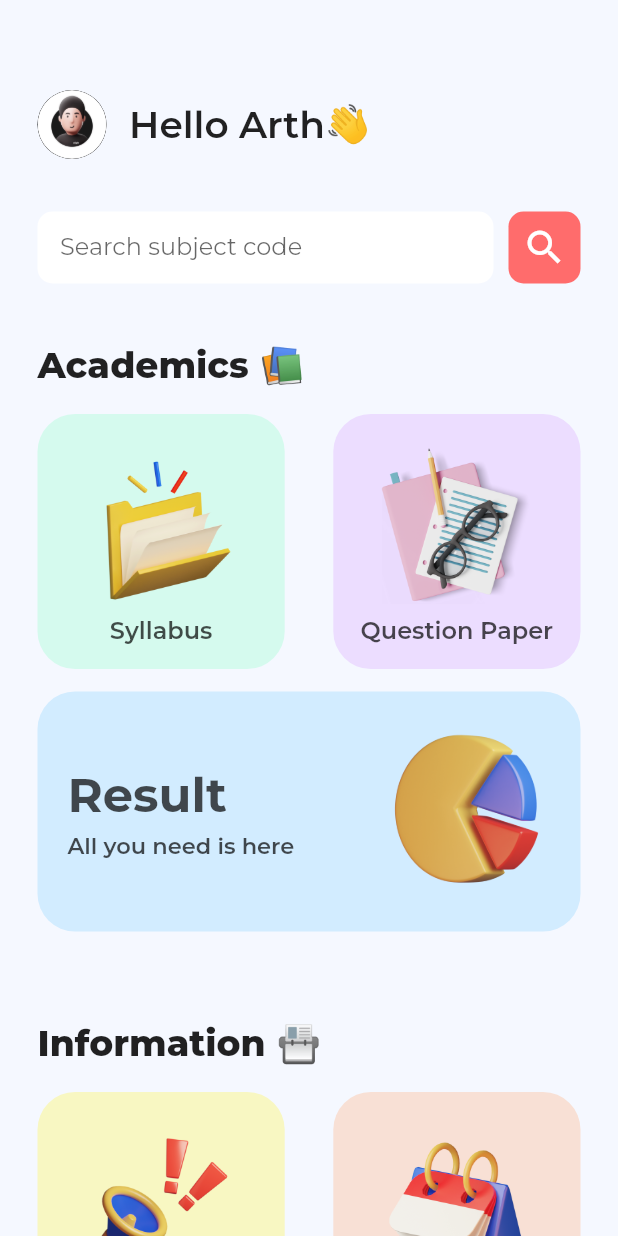
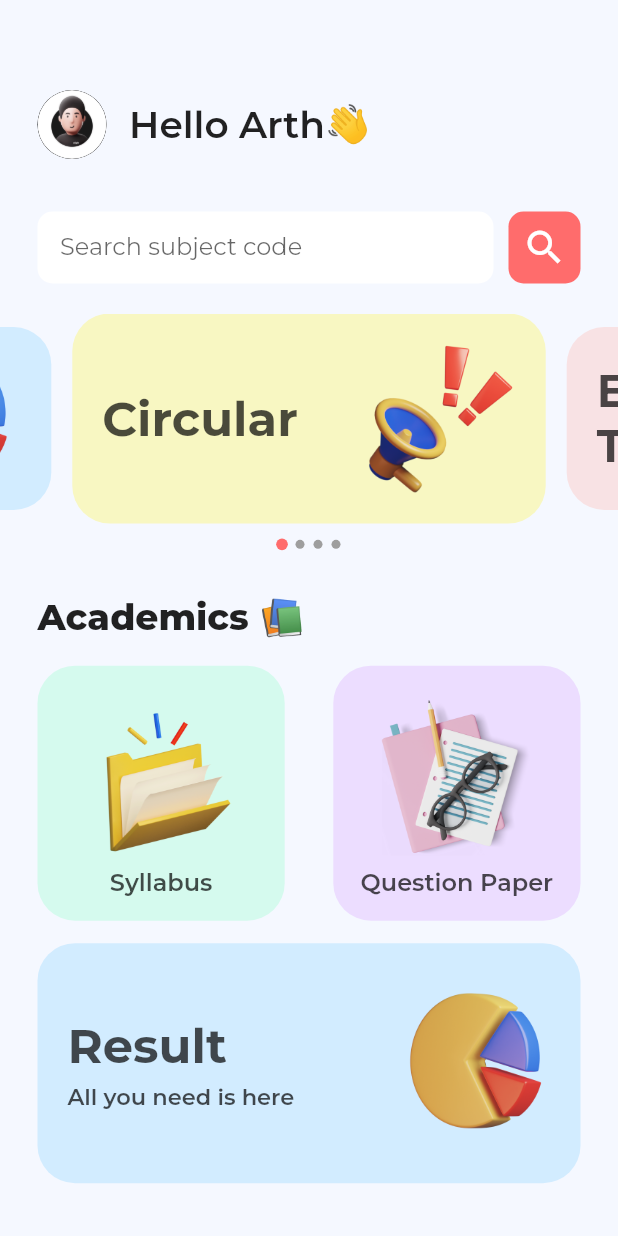
Before and after one commit to ArthVhanesa/gtu-app, a Flutter app: the screen it shows after launch, on a phone screen of 412 x 824 dp. Run offline on Flutter 3.47's test engine with Material 2 defaults, Android fonts, the phone set to English and light mode, and no system bars; drawn by our look-alikes of auto_size_text, carousel_slider, smooth_page_indicator; our stand-ins replace google_fonts, percent_indicator, tab_indicator_styler.

Commit message:
Carousel Slider added in Home screen

```diff
--- a/lib/components/RectangleCard.dart
+++ b/lib/components/RectangleCard.dart
@@ -54,8 +54,8 @@ class RectangleCard extends StatelessWidget {
           mainAxisAlignment: MainAxisAlignment.spaceBetween,
           crossAxisAlignment: CrossAxisAlignment.center,
           children: [
-            Container(
-              width: MediaQuery.of(context).size.width * 0.4,
+            Expanded(
+              child: Container(
                 // width: 100,
                 child: Column(
                   crossAxisAlignment: CrossAxisAlignment.start,
@@ -86,8 +86,9 @@ class RectangleCard extends StatelessWidget {
                   ],
                 ),
               ),
+            ),
             Container(
-              width: MediaQuery.of(context).size.width * 0.35,
+              width: MediaQuery.of(context).size.width * 0.32,
               child: Image.asset(
                 card.image,
                 height: 150,
--- a/lib/data/CarouselSliderData.dart
+++ b/lib/data/CarouselSliderData.dart
@@ -1,4 +1,4 @@
 import 'package:gtu_app/data/CardData.dart';
 
 int activeIndex = 0;
-final CarouselSliderData = [circular, examTimetable, academicCalendar, result];
+final carouselSliderData = [circular, examTimetable, academicCalendar, result];
--- a/lib/screens/homeScreen.dart
+++ b/lib/screens/homeScreen.dart
@@ -1,4 +1,5 @@
 import 'package:auto_size_text/auto_size_text.dart';
+import 'package:carousel_slider/carousel_slider.dart';
 import 'package:flutter/material.dart';
 import 'package:gtu_app/components/HomeScreenTile.dart';
 import 'package:gtu_app/components/KeepItUp.dart';
@@ -6,10 +7,12 @@ import 'package:gtu_app/components/RectangleCard.dart';
 import 'package:gtu_app/components/SearchBar.dart';
 import 'package:gtu_app/components/SquareCard.dart';
 import 'package:gtu_app/data/CardData.dart';
+import 'package:gtu_app/data/CarouselSliderData.dart';
 import 'package:gtu_app/data/TitleData.dart';
 import 'package:gtu_app/image.dart';
 import 'package:gtu_app/screens/profileScreen.dart';
 import 'package:gtu_app/style.dart';
+import 'package:smooth_page_indicator/smooth_page_indicator.dart';
 
 class HomeScreen extends StatefulWidget {
   const HomeScreen({super.key});
@@ -91,7 +94,10 @@ class _HomeScreenState extends State<HomeScreen> {
           ),
           Expanded(
             child: SingleChildScrollView(
-              child: Padding(
+              child: Column(
+                children: [
+                  carouselSlider(),
+                  Padding(
                     padding: padding,
                     child: Column(
                       children: [
@@ -114,6 +120,8 @@ class _HomeScreenState extends State<HomeScreen> {
                         KeepItUp()
                       ],
                     ),
+                  )
+                ],
               ),
             ),
           ),
@@ -121,4 +129,48 @@ class _HomeScreenState extends State<HomeScreen> {
       )),
     );
   }
+
+  carouselSlider() {
+    return Column(
+      children: [
+        const SizedBox(
+          height: 10,
+        ),
+        CarouselSlider.builder(
+          itemCount: carouselSliderData.length,
+          itemBuilder: (context, index, realIndex) {
+            return Container(
+                margin: const EdgeInsets.symmetric(horizontal: 7),
+                child: RectangleCard(card: carouselSliderData[index]));
+          },
+          options: CarouselOptions(
+              height: 140,
+              autoPlay: true,
+              autoPlayInterval: const Duration(seconds: 3),
+              // enableInfiniteScroll: false,
+              enlargeCenterPage: true,
+              enlargeStrategy: CenterPageEnlargeStrategy.height,
+              onPageChanged: (index, reason) => setState(
+                    (() => activeIndex = index),
+                  )),
+        ),
+        const SizedBox(
+          height: 10,
+        ),
+        AnimatedSmoothIndicator(
+          activeIndex: activeIndex,
+          count: carouselSliderData.length,
+          effect: ScrollingDotsEffect(
+            spacing: 6,
+            radius: 50,
+            dotWidth: 6,
+            dotHeight: 6,
+            activeDotScale: 1.5,
+            activeDotColor: _colors.primaryColor,
+            // fixedCenter: true,
+          ),
+        ),
+      ],
+    );
   }
+}
```
Lines whose indentation alone changed are shown as unchanged.
